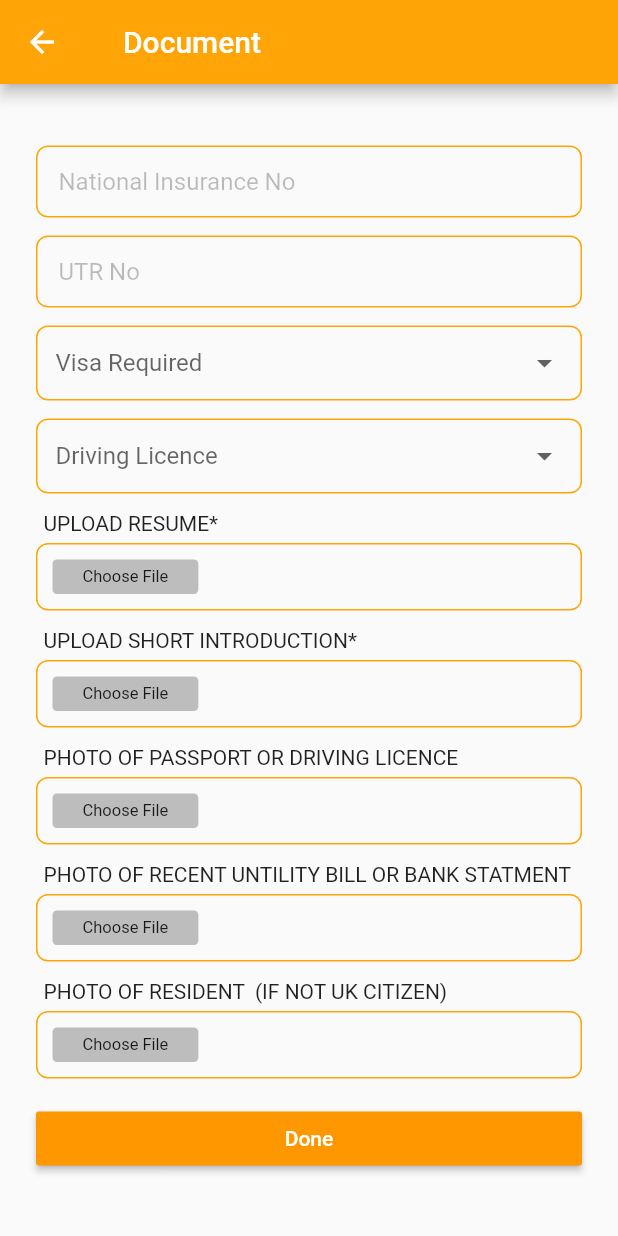
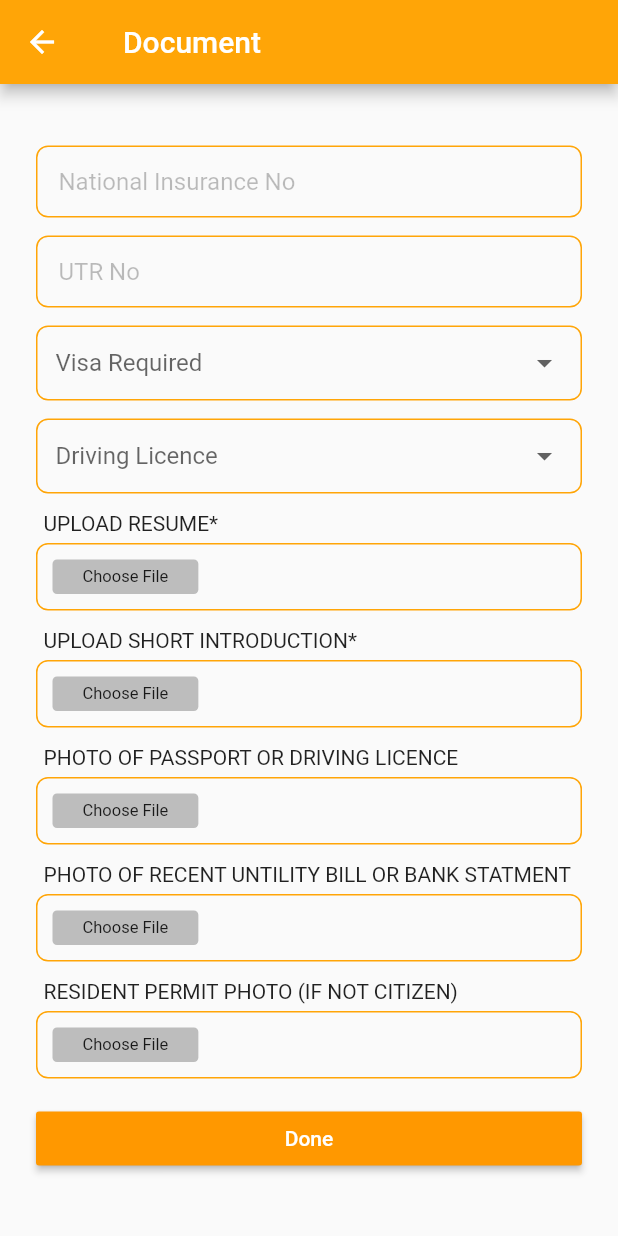
Before and after one commit to captonhamza/jobsGlob, a Flutter app: the DocumentDetailPage screen opened directly with empty values, on a phone screen of 412 x 824 dp. Run offline on Flutter 3.47's test engine with Material 3 defaults, Android fonts, the phone set to English and light mode, and no system bars; our stand-ins replace file_picker, firebase_core, firebase_messaging, flutter_holo_date_picker, flutter_local_notifications, flutter_riverpod and 8 more; accounts and stored records are empty; network calls fail.

```diff
--- a/lib/Screens/ProfileDetilsAllInformation/document_details_page.dart
+++ b/lib/Screens/ProfileDetilsAllInformation/document_details_page.dart
@@ -1003,7 +1003,7 @@ class _DocumentDetailPageState extends State<DocumentDetailPage> {
                         children: [
                           Expanded(
                               child: Text(
-                                  "PHOTO OF RESIDENT  (IF NOT UK CITIZEN)")),
+                                  "RESIDENT PERMIT PHOTO (IF NOT CITIZEN)")),
                         ],
                       ),
                     ),
--- a/pubspec.yaml
+++ b/pubspec.yaml
@@ -16,7 +16,7 @@ publish_to: 'none' # Remove this line if you wish to publish to pub.dev
 # https://developer.apple.com/library/archive/documentation/General/Reference/InfoPlistKeyReference/Articles/CoreFoundationKeys.html
 # In Windows, build-name is used as the major, minor, and patch parts
 # of the product and file versions while build-number is used as the build suffix.
-version: 1.0.0+4
+version: 1.0.1+5
 
 environment:
   sdk: '>=3.1.2 <4.0.0'
```
